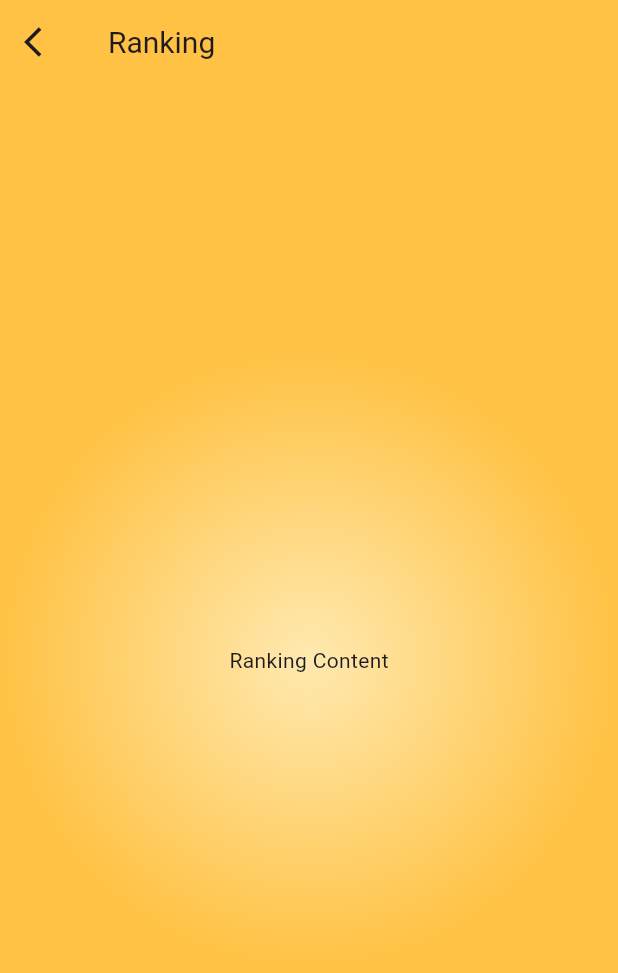
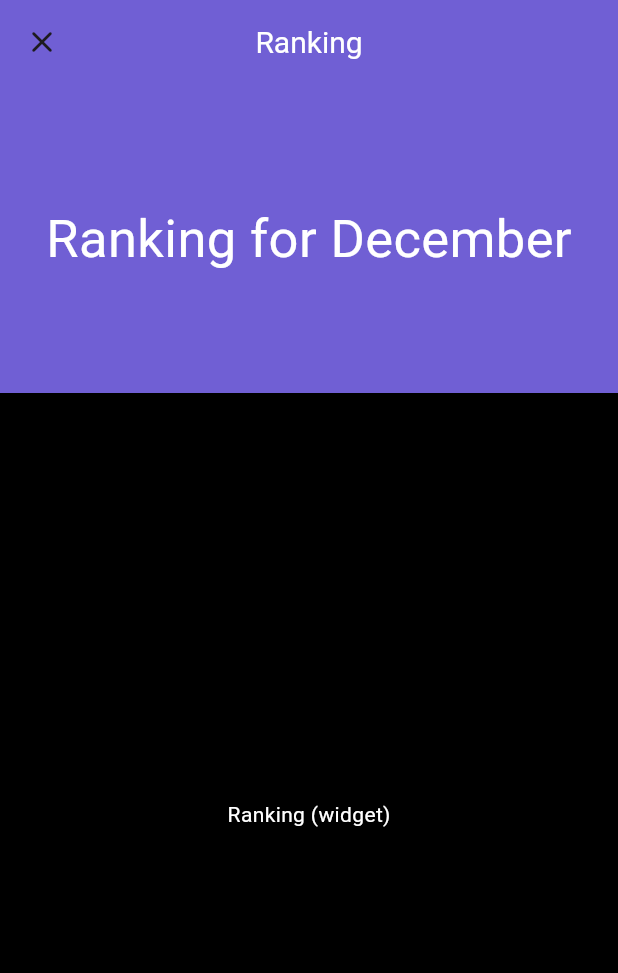
Before and after one commit to IvanBallesteros/g12_glovo, a Flutter app: the RankingScreen screen opened directly, on a phone screen of 412 x 824 dp. Shown: the top 973 px of the screen. Run offline on Flutter 3.47's test engine with Material 3 defaults, Android fonts, the phone set to English and light mode, and no system bars; Roboto replaces fonts that are missing (Montserrat).

Commit message:
Changes on Ranking

```diff
--- a/g12_glovo/lib/screens/ranking.dart
+++ b/g12_glovo/lib/screens/ranking.dart
@@ -8,33 +8,47 @@ class RankingScreen extends StatelessWidget {
     return Scaffold(
       appBar: AppBar(
         leading: IconButton(
-          icon: const Icon(Icons.arrow_back_ios),
+          icon: const Icon(Icons.clear_rounded),
           onPressed: () => Navigator.of(context).pop(),
         ),
+        centerTitle: true,
         title: const Text(
           'Ranking',
           style: TextStyle(
+            color: Colors.white,
             fontFamily: 'Montserrat',
             fontSize: 20,
           ),
         ),
-        backgroundColor: const Color.fromRGBO(255, 194, 68, 1),
+        backgroundColor: const Color.fromARGB(255, 112, 95, 212),
       ),
-      body: Container(
-        decoration: const BoxDecoration(
-          gradient: RadialGradient(
-            center: Alignment.center,
-            radius: 0.5,
-            colors: [
-              Color.fromRGBO(255, 233, 176, 1),
-              Color.fromRGBO(255, 194, 68, 1),
-            ],
-            stops: [0.0, 1.0],
+      body: Column(
+        children: [
+          Container(
+            height:
+                MediaQuery.of(context).size.height * 0.25, // 35% de la altura
+            color: const Color.fromARGB(
+                255, 112, 95, 212), // Mismo color que AppBar
+            child: const Center(
+              child: Text(
+                'Ranking for December',
+                style: TextStyle(color: Colors.white, fontSize: 35),
+              ),
+            ),
           ),
-        ),
-        child: const Center(
-          child: Text('Ranking Content'),
-        ),
+          Expanded(
+            // Resto de la pantalla
+            child: Container(
+              color: Colors.black,
+              child: const Center(
+                child: Text(
+                  'Ranking (widget)',
+                  style: TextStyle(color: Colors.white),
+                ),
+              ),
+            ),
+          ),
+        ],
       ),
     );
   }
```
